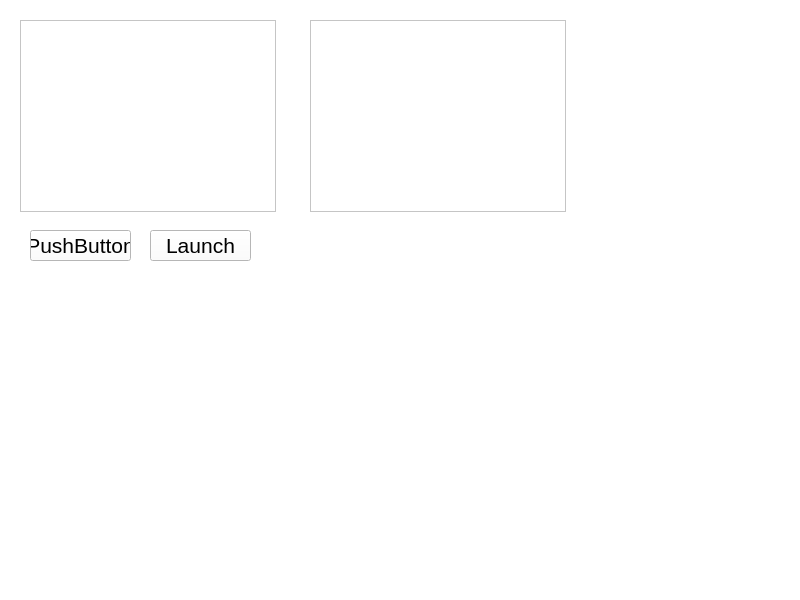
Qt form launcher.ui (milkivei7/Launcher) before a commit.
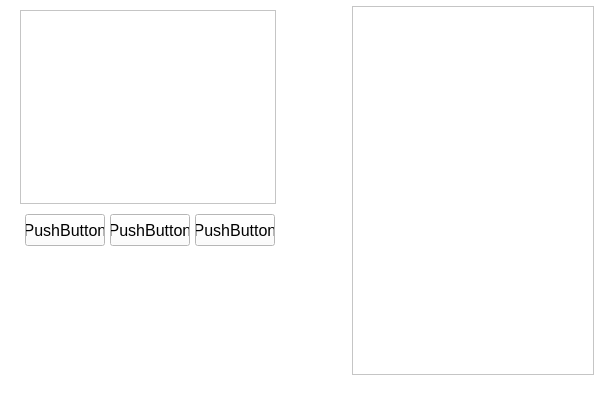
The same form after that commit.

```diff
--- a/launcher.ui
+++ b/launcher.ui
@@ -6,9 +6,21 @@
    <rect>
     <x>0</x>
     <y>0</y>
+    <width>600</width>
+    <height>420</height>
+   </rect>
+  </property>
+  <property name="minimumSize">
+   <size>
+    <width>600</width>
+    <height>420</height>
+   </size>
+  </property>
+  <property name="maximumSize">
+   <size>
     <width>800</width>
     <height>600</height>
-   </rect>
+   </size>
   </property>
   <property name="windowTitle">
    <string>Launcher</string>
@@ -18,65 +30,166 @@
 background:white;</string>
   </property>
   <widget class="QWidget" name="centralwidget">
-   <widget class="QListWidget" name="lastWidget">
-    <property name="geometry">
-     <rect>
-      <x>20</x>
-      <y>20</y>
-      <width>256</width>
-      <height>192</height>
-     </rect>
-    </property>
-   </widget>
-   <widget class="QPushButton" name="pushButton">
-    <property name="geometry">
-     <rect>
-      <x>30</x>
-      <y>230</y>
-      <width>101</width>
-      <height>31</height>
-     </rect>
-    </property>
-    <property name="font">
-     <font>
-      <pointsize>16</pointsize>
-     </font>
-    </property>
-    <property name="text">
-     <string>PushButton</string>
-    </property>
-   </widget>
-   <widget class="QPushButton" name="bLaunchGame">
-    <property name="geometry">
-     <rect>
-      <x>150</x>
-      <y>230</y>
-      <width>101</width>
-      <height>31</height>
-     </rect>
-    </property>
-    <property name="font">
-     <font>
-      <pointsize>16</pointsize>
-     </font>
-    </property>
-    <property name="styleSheet">
-     <string notr="true">color: black</string>
-    </property>
-    <property name="text">
-     <string>Launch</string>
-    </property>
-   </widget>
    <widget class="QListWidget" name="hideWidget">
     <property name="geometry">
      <rect>
-      <x>310</x>
-      <y>20</y>
-      <width>256</width>
-      <height>192</height>
+      <x>352</x>
+      <y>6</y>
+      <width>242</width>
+      <height>369</height>
      </rect>
     </property>
    </widget>
+   <widget class="QWidget" name="layoutWidget">
+    <property name="geometry">
+     <rect>
+      <x>20</x>
+      <y>10</y>
+      <width>260</width>
+      <height>240</height>
+     </rect>
+    </property>
+    <layout class="QVBoxLayout" name="vAllLayout">
+     <item>
+      <layout class="QVBoxLayout" name="verticalLayout">
+       <item>
+        <widget class="QListWidget" name="lastWidget">
+         <property name="sizePolicy">
+          <sizepolicy hsizetype="Fixed" vsizetype="Minimum">
+           <horstretch>0</horstretch>
+           <verstretch>0</verstretch>
+          </sizepolicy>
+         </property>
+         <property name="minimumSize">
+          <size>
+           <width>200</width>
+           <height>160</height>
+          </size>
+         </property>
+         <property name="maximumSize">
+          <size>
+           <width>256</width>
+           <height>257</height>
+          </size>
+         </property>
+         <property name="layoutDirection">
+          <enum>Qt::LeftToRight</enum>
+         </property>
+        </widget>
+       </item>
+      </layout>
+     </item>
+     <item>
+      <layout class="QHBoxLayout" name="horizontalLayout">
+       <property name="spacing">
+        <number>4</number>
+       </property>
+       <property name="leftMargin">
+        <number>4</number>
+       </property>
+       <property name="topMargin">
+        <number>4</number>
+       </property>
+       <property name="rightMargin">
+        <number>4</number>
+       </property>
+       <property name="bottomMargin">
+        <number>4</number>
+       </property>
+       <item>
+        <widget class="QPushButton" name="bLaunchGame">
+         <property name="sizePolicy">
+          <sizepolicy hsizetype="Maximum" vsizetype="Maximum">
+           <horstretch>40</horstretch>
+           <verstretch>20</verstretch>
+          </sizepolicy>
+         </property>
+         <property name="minimumSize">
+          <size>
+           <width>64</width>
+           <height>32</height>
+          </size>
+         </property>
+         <property name="maximumSize">
+          <size>
+           <width>80</width>
+           <height>32</height>
+          </size>
+         </property>
+         <property name="font">
+          <font>
+           <pointsize>12</pointsize>
+          </font>
+         </property>
+         <property name="text">
+          <string>PushButton</string>
+         </property>
+        </widget>
+       </item>
+       <item>
+        <widget class="QPushButton" name="deleteGame">
+         <property name="sizePolicy">
+          <sizepolicy hsizetype="Minimum" vsizetype="Minimum">
+           <horstretch>0</horstretch>
+           <verstretch>0</verstretch>
+          </sizepolicy>
+         </property>
+         <property name="minimumSize">
+          <size>
+           <width>64</width>
+           <height>32</height>
+          </size>
+         </property>
+         <property name="maximumSize">
+          <size>
+           <width>80</width>
+           <height>32</height>
+          </size>
+         </property>
+         <property name="font">
+          <font>
+           <pointsize>12</pointsize>
+          </font>
+         </property>
+         <property name="text">
+          <string>PushButton</string>
+         </property>
+        </widget>
+       </item>
+       <item>
+        <widget class="QPushButton" name="pushButton">
+         <property name="sizePolicy">
+          <sizepolicy hsizetype="Minimum" vsizetype="Minimum">
+           <horstretch>0</horstretch>
+           <verstretch>0</verstretch>
+          </sizepolicy>
+         </property>
+         <property name="minimumSize">
+          <size>
+           <width>64</width>
+           <height>32</height>
+          </size>
+         </property>
+         <property name="maximumSize">
+          <size>
+           <width>80</width>
+           <height>32</height>
+          </size>
+         </property>
+         <property name="font">
+          <font>
+           <pointsize>12</pointsize>
+          </font>
+         </property>
+         <property name="text">
+          <string>PushButton</string>
+         </property>
+        </widget>
+       </item>
+      </layout>
+     </item>
+    </layout>
+   </widget>
   </widget>
   <widget class="QMenuBar" name="menubar">
    <property name="geometry">
```
Left out of the diff: 2 changed lines with no effect on the pictures.
